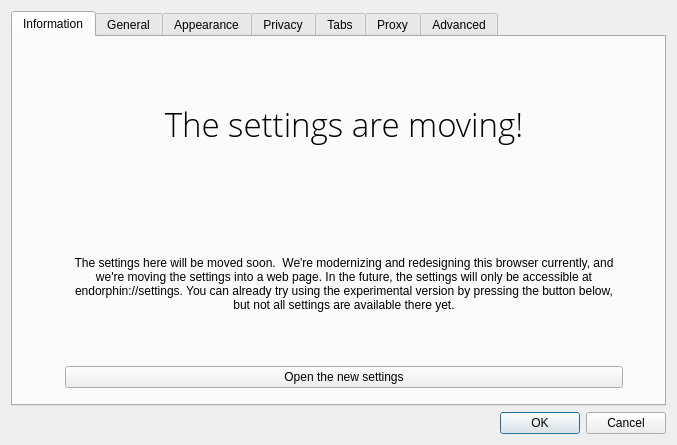
Old version of the form src/settings.ui in the repository EndorphinBrowser/browser.
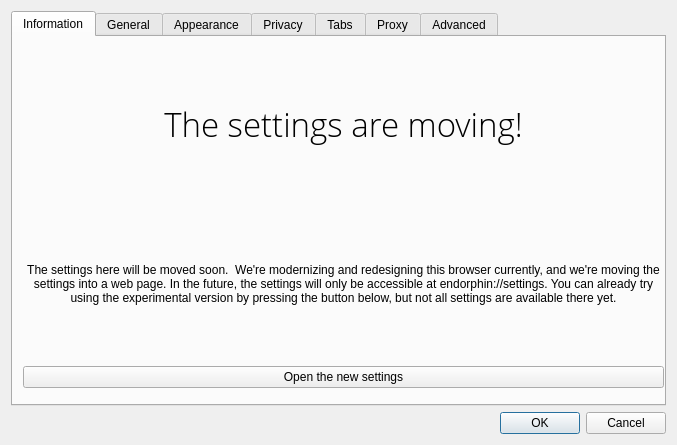
New version of the form.

```diff
--- a/src/settings.ui
+++ b/src/settings.ui
@@ -48,53 +48,14 @@
        <layout class="QGridLayout" name="gridLayout_8">
         <item row="0" column="0">
          <layout class="QGridLayout" name="gridLayout_9">
-          <item row="1" column="0">
-           <spacer name="horizontalSpacer_3">
-            <property name="orientation">
-             <enum>Qt::Horizontal</enum>
-            </property>
-            <property name="sizeHint" stdset="0">
-             <size>
-              <width>40</width>
-              <height>20</height>
-             </size>
-            </property>
-           </spacer>
-          </item>
-          <item row="2" column="2">
-           <widget class="QLabel" name="moving_Explained">
-            <property name="text">
-             <string>The settings here will be moved soon.  We're modernizing and redesigning this browser currently, and we're moving the settings into a web page. In the future, the settings will only be accessible at endorphin://settings. You can already try using the experimental version by pressing the button below, but not all settings are available there yet.</string>
-            </property>
-            <property name="alignment">
-             <set>Qt::AlignCenter</set>
-            </property>
-            <property name="wordWrap">
-             <bool>true</bool>
-            </property>
-           </widget>
-          </item>
-          <item row="1" column="3">
-           <spacer name="horizontalSpacer_4">
-            <property name="orientation">
-             <enum>Qt::Horizontal</enum>
-            </property>
-            <property name="sizeHint" stdset="0">
-             <size>
-              <width>40</width>
-              <height>20</height>
-             </size>
-            </property>
-           </spacer>
-          </item>
-          <item row="3" column="2">
+          <item row="3" column="1">
            <widget class="QPushButton" name="newSettings">
             <property name="text">
              <string>Open the new settings</string>
             </property>
            </widget>
           </item>
-          <item row="1" column="2">
+          <item row="1" column="1">
            <widget class="QLabel" name="moving_Heading">
             <property name="font">
              <font>
@@ -114,6 +75,19 @@
             </property>
            </widget>
           </item>
+          <item row="2" column="1">
+           <widget class="QLabel" name="moving_Explained">
+            <property name="text">
+             <string>The settings here will be moved soon.  We're modernizing and redesigning this browser currently, and we're moving the settings into a web page. In the future, the settings will only be accessible at endorphin://settings. You can already try using the experimental version by pressing the button below, but not all settings are available there yet.</string>
+            </property>
+            <property name="alignment">
+             <set>Qt::AlignCenter</set>
+            </property>
+            <property name="wordWrap">
+             <bool>true</bool>
+            </property>
+           </widget>
+          </item>
          </layout>
         </item>
        </layout>
```
Left out of the diff: 140 changed lines with no effect on the pictures.
